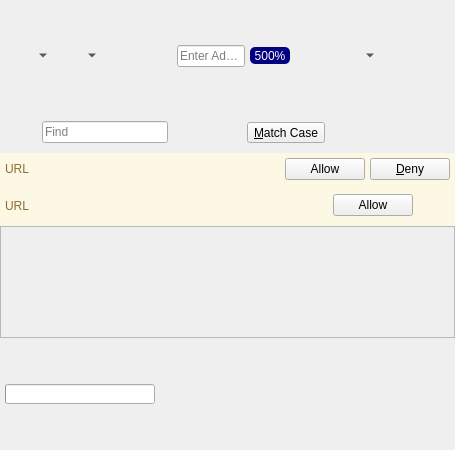
The window that UI/dooble_page.ui (textbrowser/dooble) describes before a commit, drawn with Qt 5.
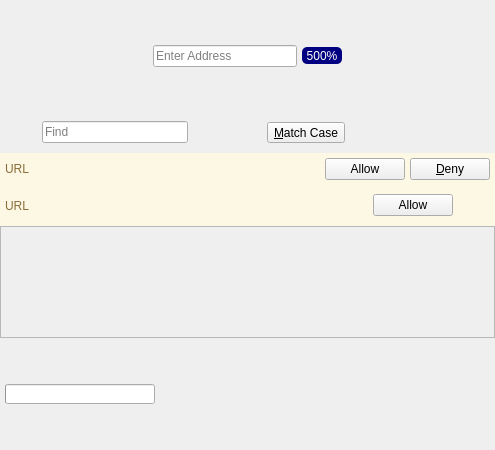
The same window after the commit. Custom widgets are drawn as their Qt base class.

Commit message: Delayed menus.

What changed in the file:
```diff
--- a/UI/dooble_page.ui
+++ b/UI/dooble_page.ui
@@ -6,7 +6,7 @@
    <rect>
     <x>0</x>
     <y>0</y>
-    <width>455</width>
+    <width>495</width>
     <height>450</height>
    </rect>
   </property>
@@ -62,7 +62,7 @@
          </size>
         </property>
         <property name="popupMode">
-         <enum>QToolButton::MenuButtonPopup</enum>
+         <enum>QToolButton::DelayedPopup</enum>
         </property>
         <property name="autoRaise">
          <bool>true</bool>
@@ -84,7 +84,7 @@
          </size>
         </property>
         <property name="popupMode">
-         <enum>QToolButton::MenuButtonPopup</enum>
+         <enum>QToolButton::DelayedPopup</enum>
         </property>
         <property name="autoRaise">
          <bool>true</bool>
@@ -189,7 +189,7 @@
          </size>
         </property>
         <property name="popupMode">
-         <enum>QToolButton::MenuButtonPopup</enum>
+         <enum>QToolButton::DelayedPopup</enum>
         </property>
         <property name="autoRaise">
          <bool>true</bool>
```
The commit also changes 1 other file.
